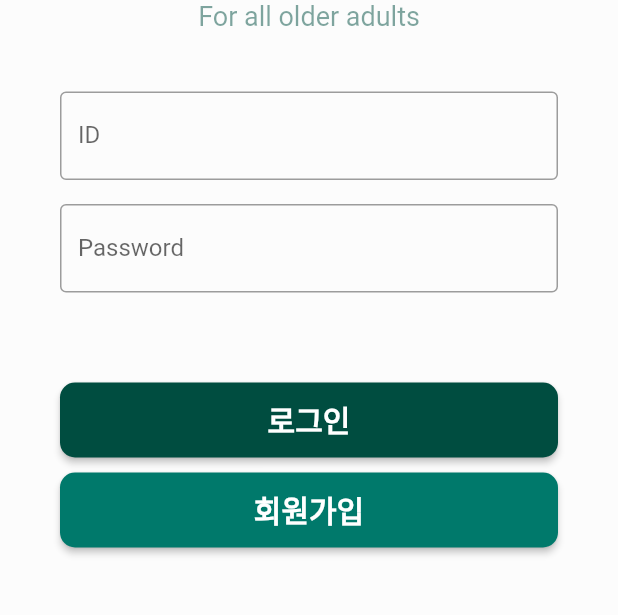
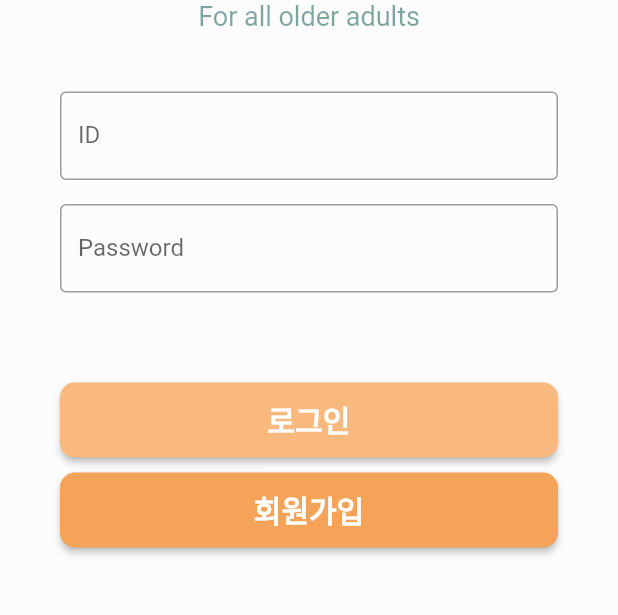
Before and after one commit to dsc-sookmyung/2023-four-tter-SolutionChallenge, a Flutter app: the screen it shows after launch, after a tap on "로그인", on a phone screen of 412 x 824 dp, the part 450-1065 px from its top. Run offline on Flutter 3.47's test engine with Material 2 defaults, Android fonts, the phone set to English and light mode, and no system bars; our stand-ins replace firebase_core, firebase_messaging, flutter_local_notifications, geolocator, speech_to_text, table_calendar and 1 more; accounts and stored records are empty; network calls fail.

Commit message:
첫페이지

```diff
--- a/folder-client/lib/screen/home.dart
+++ b/folder-client/lib/screen/home.dart
@@ -23,7 +23,7 @@ class _LoginScreenState extends State<LoginScreen> {
   final passwordController = TextEditingController();
 
   Future<void> login() async {
-    const String url = 'http://34.168.149.159:8080/';
+    const String url = 'http://34.28.46.24:8080/';
     const String url2 = 'auth/login';
     var urllogin = Uri.parse(url + url2);
 
@@ -140,7 +140,7 @@ class _LoginScreenState extends State<LoginScreen> {
                   style: ElevatedButton.styleFrom(
                       shape: RoundedRectangleBorder(
                           borderRadius: BorderRadius.circular(10.0)),
-                      backgroundColor: Colors.teal.shade900),
+                      backgroundColor: const Color(0xFFF9B87E)),
                   onPressed: login,
                   child: const Padding(
                     padding: EdgeInsets.all(10.0),
@@ -158,7 +158,7 @@ class _LoginScreenState extends State<LoginScreen> {
                     style: ElevatedButton.styleFrom(
                         shape: RoundedRectangleBorder(
                             borderRadius: BorderRadius.circular(10.0)),
-                        backgroundColor: Colors.teal.shade700),
+                        backgroundColor: const Color(0xFFF5A359)),
                     onPressed: () {
                       Navigator.push(
                         context,
```
